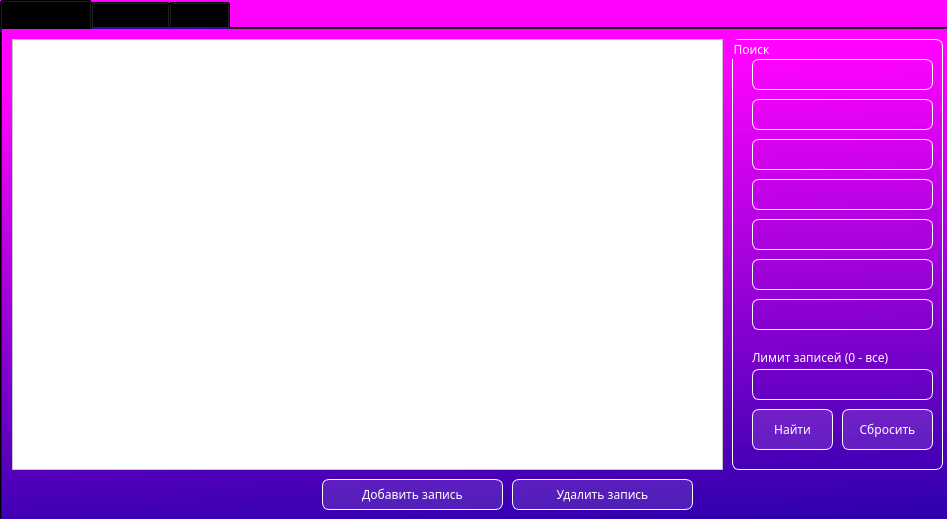
First picture: the form in app/ui/main.ui, repository dzhemangpt/pyqt_database, before the edit.
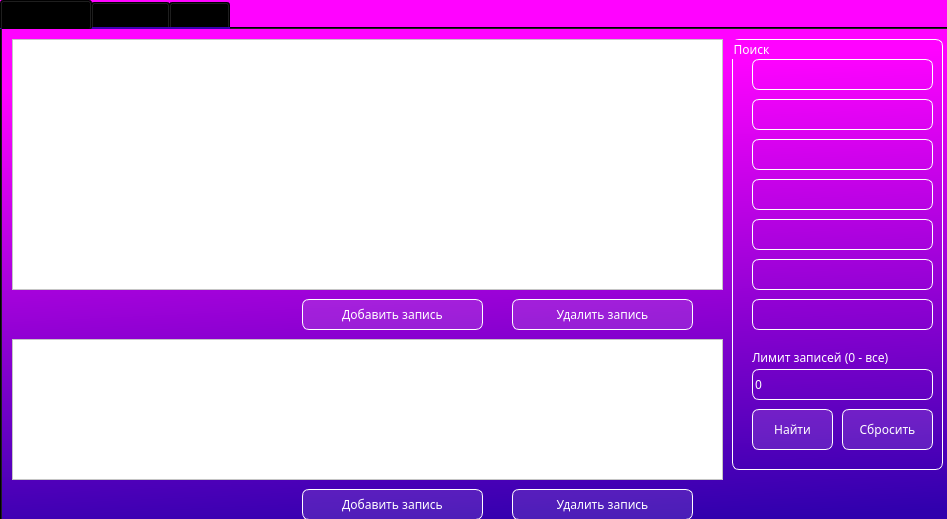
Second picture: the form after the edit. The open tabs and pages were chosen to show the change. Icons and pictures are not drawn.

Diff of the .ui file:
```diff
--- a/app/ui/main.ui
+++ b/app/ui/main.ui
@@ -10,6 +10,18 @@
     <height>519</height>
    </rect>
   </property>
+  <property name="minimumSize">
+   <size>
+    <width>947</width>
+    <height>519</height>
+   </size>
+  </property>
+  <property name="maximumSize">
+   <size>
+    <width>947</width>
+    <height>519</height>
+   </size>
+  </property>
   <property name="windowTitle">
    <string>Автомобиль</string>
   </property>
@@ -47,7 +59,7 @@
         <x>10</x>
         <y>10</y>
         <width>711</width>
-        <height>431</height>
+        <height>251</height>
        </rect>
       </property>
       <property name="styleSheet">
@@ -248,7 +260,7 @@
         </size>
        </property>
       </widget>
-      <widget class="QLineEdit" name="lineEdit_9">
+      <widget class="QSpinBox" name="spinBox_3">
        <property name="geometry">
         <rect>
          <x>20</x>
@@ -263,7 +275,7 @@
       <property name="geometry">
        <rect>
         <x>510</x>
-        <y>450</y>
+        <y>270</y>
         <width>181</width>
         <height>31</height>
        </rect>
@@ -301,8 +313,8 @@
      <widget class="QPushButton" name="pushButton_15">
       <property name="geometry">
        <rect>
-        <x>320</x>
-        <y>450</y>
+        <x>300</x>
+        <y>270</y>
         <width>181</width>
         <height>31</height>
        </rect>
@@ -337,6 +349,97 @@
        </size>
       </property>
      </widget>
+     <widget class="QTableView" name="tableView_4">
+      <property name="geometry">
+       <rect>
+        <x>10</x>
+        <y>310</y>
+        <width>711</width>
+        <height>141</height>
+       </rect>
+      </property>
+      <property name="styleSheet">
+       <string notr="true">background-color:rgb(255, 255, 255)</string>
+      </property>
+     </widget>
+     <widget class="QPushButton" name="pushButton_17">
+      <property name="geometry">
+       <rect>
+        <x>300</x>
+        <y>460</y>
+        <width>181</width>
+        <height>31</height>
+       </rect>
+      </property>
+      <property name="styleSheet">
+       <string notr="true">QPushButton{
+font: 75 14pt &quot;Calibri&quot;;
+background-color:rgba(255,255,255,30);
+border: 1px solid rgba(255,255,255);
+border-radius: 7px;
+color:white;
+}
+
+QPushButton:hover{
+background-color:rgba(255,255,255,45);
+}
+QPushButton:pressed{
+background-color:rgba(255,255,255,60);
+}</string>
+      </property>
+      <property name="text">
+       <string>Добавить запись</string>
+      </property>
+      <property name="icon">
+       <iconset resource="icons.qrc">
+        <normaloff>:/icon/add_30dp_FFFFFF_FILL0_wght400_GRAD0_opsz24.svg</normaloff>:/icon/add_30dp_FFFFFF_FILL0_wght400_GRAD0_opsz24.svg</iconset>
+      </property>
+      <property name="iconSize">
+       <size>
+        <width>16</width>
+        <height>16</height>
+       </size>
+      </property>
+     </widget>
+     <widget class="QPushButton" name="pushButton_18">
+      <property name="geometry">
+       <rect>
+        <x>510</x>
+        <y>460</y>
+        <width>181</width>
+        <height>31</height>
+       </rect>
+      </property>
+      <property name="styleSheet">
+       <string notr="true">QPushButton{
+font: 75 14pt &quot;Calibri&quot;;
+background-color:rgba(255,255,255,30);
+border: 1px solid rgba(255,255,255);
+border-radius: 7px;
+color:white;
+}
+
+QPushButton:hover{
+background-color:rgba(255,255,255,45);
+}
+QPushButton:pressed{
+background-color:rgba(255,255,255,60);
+}</string>
+      </property>
+      <property name="text">
+       <string>Удалить запись</string>
+      </property>
+      <property name="icon">
+       <iconset resource="icons.qrc">
+        <normaloff>:/icon/delete_30dp_FFFFFF_FILL0_wght400_GRAD0_opsz24.svg</normaloff>:/icon/delete_30dp_FFFFFF_FILL0_wght400_GRAD0_opsz24.svg</iconset>
+      </property>
+      <property name="iconSize">
+       <size>
+        <width>16</width>
+        <height>16</height>
+       </size>
+      </property>
+     </widget>
     </widget>
     <widget class="QWidget" name="tab2">
      <attribute name="title">
@@ -502,20 +605,6 @@
         <string>Цена от</string>
        </property>
       </widget>
-      <widget class="QSpinBox" name="spinBox_3">
-       <property name="geometry">
-        <rect>
-         <x>20</x>
-         <y>170</y>
-         <width>181</width>
-         <height>31</height>
-        </rect>
-       </property>
-       <property name="styleSheet">
-        <string notr="true">border: 1px solid rgba(255,255,255);
-border-radius: 7px;</string>
-       </property>
-      </widget>
       <widget class="QLabel" name="label_4">
        <property name="geometry">
         <rect>
```
Left out of the diff: 57 changed lines with no effect on the pictures.
